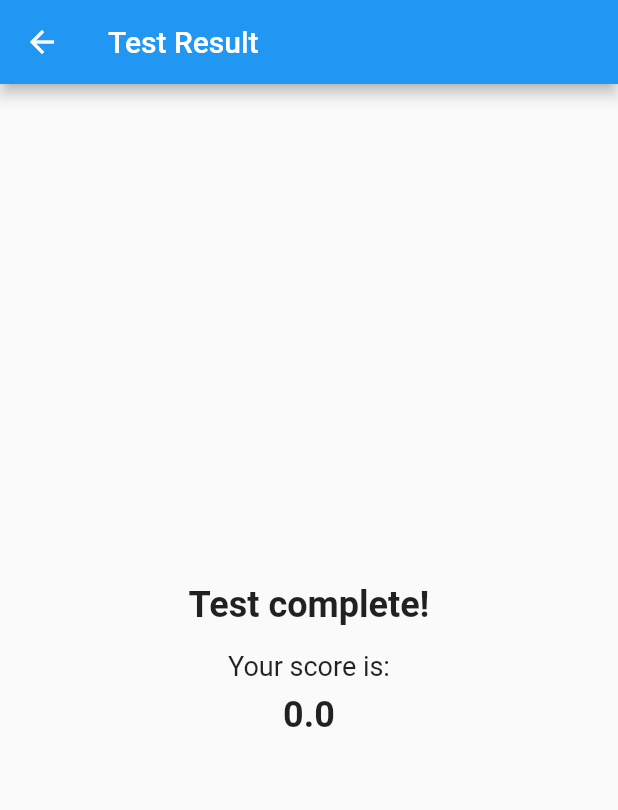
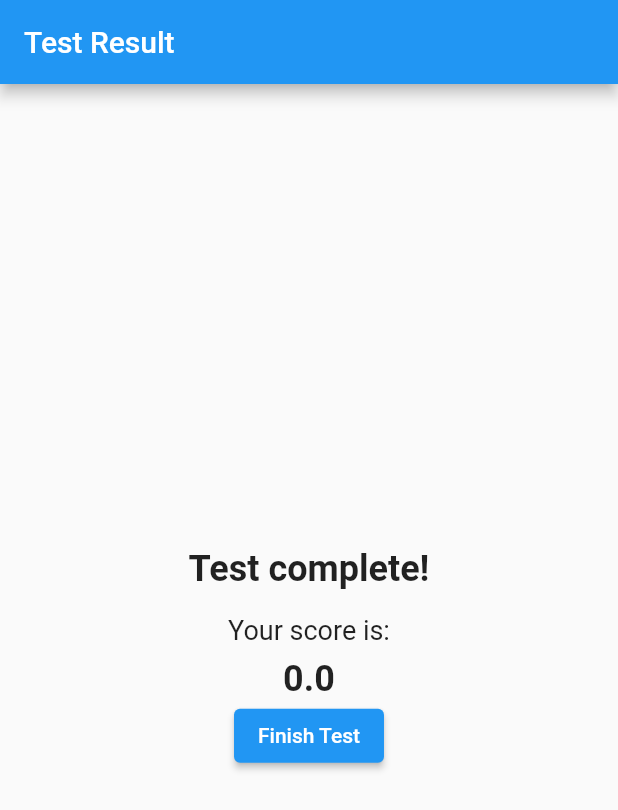
Before and after one commit to mason-porter/smart-health-project, a Flutter app: the TestResultScreen screen opened directly with empty values, on a phone screen of 412 x 824 dp. Shown: the top 810 px of the screen. Run offline on Flutter 3.47's test engine with Material 2 defaults, Android fonts, the phone set to English and light mode, and no system bars; our stand-ins replace audioplayers, fluttertoast, just_audio, percent_indicator, sensors_plus, sqflite; missing offline and left inert: record, simple_ripple_animation; accounts and stored records are empty; network calls fail.

Commit message:
removed back arrow during test

```diff
--- a/SpeechRecorder/lib/screens/gyroscope_test.dart
+++ b/SpeechRecorder/lib/screens/gyroscope_test.dart
@@ -152,6 +152,7 @@ class _GyroScopeScreenState extends State<GyroScopeScreen> {
   Widget build(BuildContext context) {
     return Scaffold(
       appBar: AppBar(
+        automaticallyImplyLeading: false,
         title: const Text("Balance Test"),
         backgroundColor: Colors.blueAccent,
       ),
--- a/SpeechRecorder/lib/screens/test_ready_right.dart
+++ b/SpeechRecorder/lib/screens/test_ready_right.dart
@@ -66,6 +66,7 @@ class _TestReadyRightScreenState extends State<TestReadyRightScreen> {
   Widget build(BuildContext context) {
     return Scaffold(
       appBar: AppBar(
+        automaticallyImplyLeading: false,
         title: const Text("Balance Test"),
         backgroundColor: Colors.blueAccent,
       ),
--- a/SpeechRecorder/lib/screens/test_score.dart
+++ b/SpeechRecorder/lib/screens/test_score.dart
@@ -9,6 +9,7 @@ class TestResultScreen extends StatelessWidget {
   Widget build(BuildContext context) {
     return Scaffold(
         appBar: AppBar(
+          automaticallyImplyLeading: false,
           title: const Text('Test Result'),
         ),
         body: Center(
@@ -30,6 +31,12 @@ class TestResultScreen extends StatelessWidget {
                 style: const TextStyle(
                     fontSize: 24.0, fontWeight: FontWeight.bold),
               ),
+              ElevatedButton(
+                child: const Text('Finish Test'),
+                onPressed: () {
+                  Navigator.popUntil(context, (route) => route.isFirst);
+                },
+              )
             ],
           ),
         ));
```
